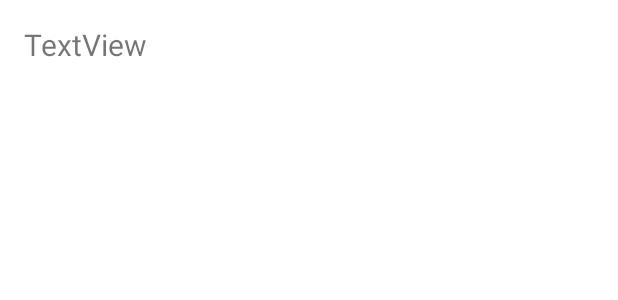
After one commit to A111221030/112AndroidHW, an Android app: the layout menu_result.xml on its own in the app's theme, with its tools: preview values and no code run, on a phone screen of 412 x 824 dp. The commit adds this screen. Shown: the top 300 px of the screen. Run offline under Robolectric (Android 15) with nearby library versions, the phone set to English and light mode, and no system bars.

Commit message:
2024-05-22

```diff
--- a/Menu_hw/app/src/main/AndroidManifest.xml
+++ b/Menu_hw/app/src/main/AndroidManifest.xml
@@ -21,6 +21,9 @@
                 <category android:name="android.intent.category.LAUNCHER" />
             </intent-filter>
         </activity>
+
+        <activity android:name=".MenuResult"></activity>
+
     </application>
 
 </manifest>
--- /dev/null
+++ b/Menu_hw/app/src/main/res/layout/menu_result.xml
@@ -0,0 +1,19 @@
+<?xml version="1.0" encoding="utf-8"?>
+<androidx.constraintlayout.widget.ConstraintLayout xmlns:android="http://schemas.android.com/apk/res/android"
+    xmlns:app="http://schemas.android.com/apk/res-auto"
+    xmlns:tools="http://schemas.android.com/tools"
+    android:layout_width="match_parent"
+    android:layout_height="match_parent"
+    tools:context=".MenuResult">
+
+    <TextView
+        android:id="@+id/TxtResult"
+        android:layout_width="wrap_content"
+        android:layout_height="wrap_content"
+        android:layout_margin="16dp"
+        android:text="TextView"
+        android:textSize="20sp"
+        app:layout_constraintStart_toStartOf="parent"
+        app:layout_constraintTop_toTopOf="parent" />
+
+</androidx.constraintlayout.widget.ConstraintLayout>
--- a/Menu_hw/app/src/main/res/values-night/themes.xml
+++ b/Menu_hw/app/src/main/res/values-night/themes.xml
@@ -4,4 +4,6 @@
         <!-- Customize your dark theme here. -->
         <!-- <item name="colorPrimary">@color/my_dark_primary</item> -->
     </style>
+
+
 </resources>
--- a/Menu_hw/app/src/main/res/values/colors.xml
+++ b/Menu_hw/app/src/main/res/values/colors.xml
@@ -1,5 +1,10 @@
 <?xml version="1.0" encoding="utf-8"?>
 <resources>
+    <color name="purple_200">#FFBB86FC</color>
+    <color name="purple_500">#FF6200EE</color>
+    <color name="purple_700">#FF3700B3</color>
+    <color name="teal_200">#FF03DAC5</color>
+    <color name="teal_700">#FF018786</color>
     <color name="black">#FF000000</color>
     <color name="white">#FFFFFFFF</color>
 </resources>
--- a/Menu_hw/app/src/main/res/values/themes.xml
+++ b/Menu_hw/app/src/main/res/values/themes.xml
@@ -4,6 +4,18 @@
         <!-- Customize your light theme here. -->
         <!-- <item name="colorPrimary">@color/my_light_primary</item> -->
     </style>
-
-    <style name="Theme.SpinnerAdapter" parent="Base.Theme.SpinnerAdapter" />
+    <style name="Theme.Action" parent="Theme.MaterialComponents.DayNight.DarkActionBar">
+        <!-- Primary brand color. -->
+        <item name="colorPrimary">@color/purple_500</item>
+        <item name="colorPrimaryVariant">@color/purple_700</item>
+        <item name="colorOnPrimary">@color/white</item>
+        <!-- Secondary brand color. -->
+        <item name="colorSecondary">@color/teal_200</item>
+        <item name="colorSecondaryVariant">@color/teal_700</item>
+        <item name="colorOnSecondary">@color/black</item>
+        <!-- Status bar color. -->
+        <item name="android:statusBarColor" tools:targetApi="l">?attr/colorPrimaryVariant</item>
+        <!-- Customize your theme here. -->
+    </style>
+    <style name="Theme.SpinnerAdapter" parent="Theme.Action" />
 </resources>
```
Also changed, not shown: Menu_hw/app/src/main/java/com/example/Menu_hw/MainActivity.java (+107 -2 lines), Menu_hw/app/src/main/java/com/example/Menu_hw/MenuResult.java (added, +20 -0 lines), Menu_hw/app/src/main/res/layout/activity_main.xml (+7 -5 lines), Menu_hw/app/src/main/res/menu/menu.xml (+9 -11 lines), Menu_hw/app/src/main/res/values/strings.xml (+11 -3 lines).
